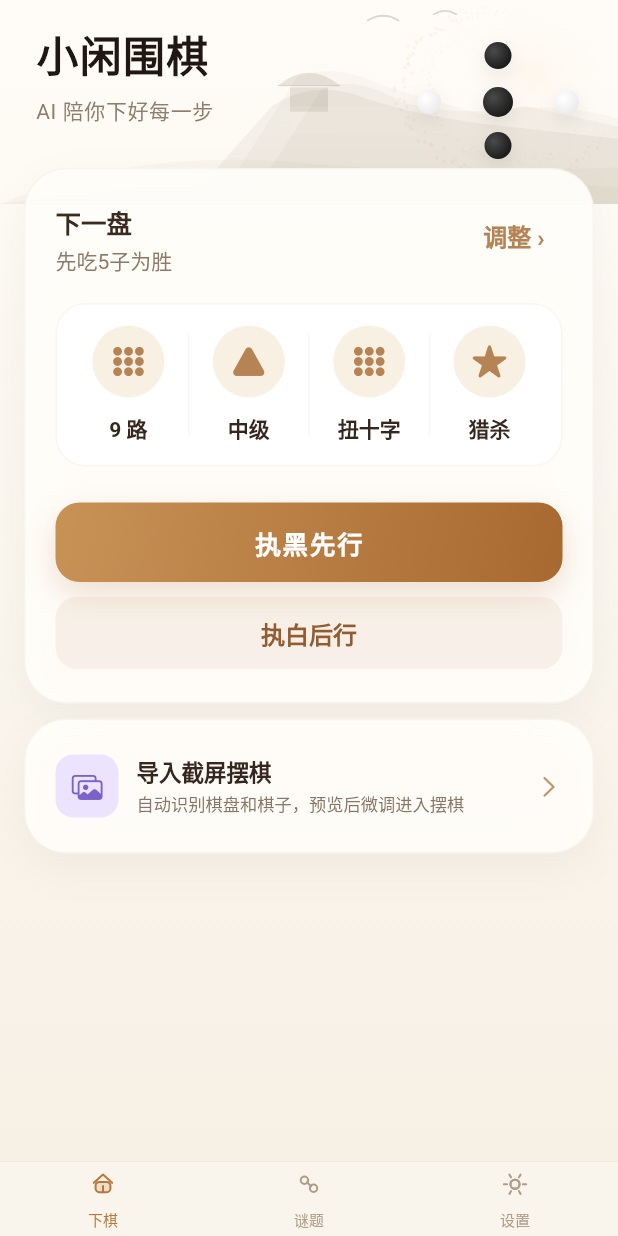
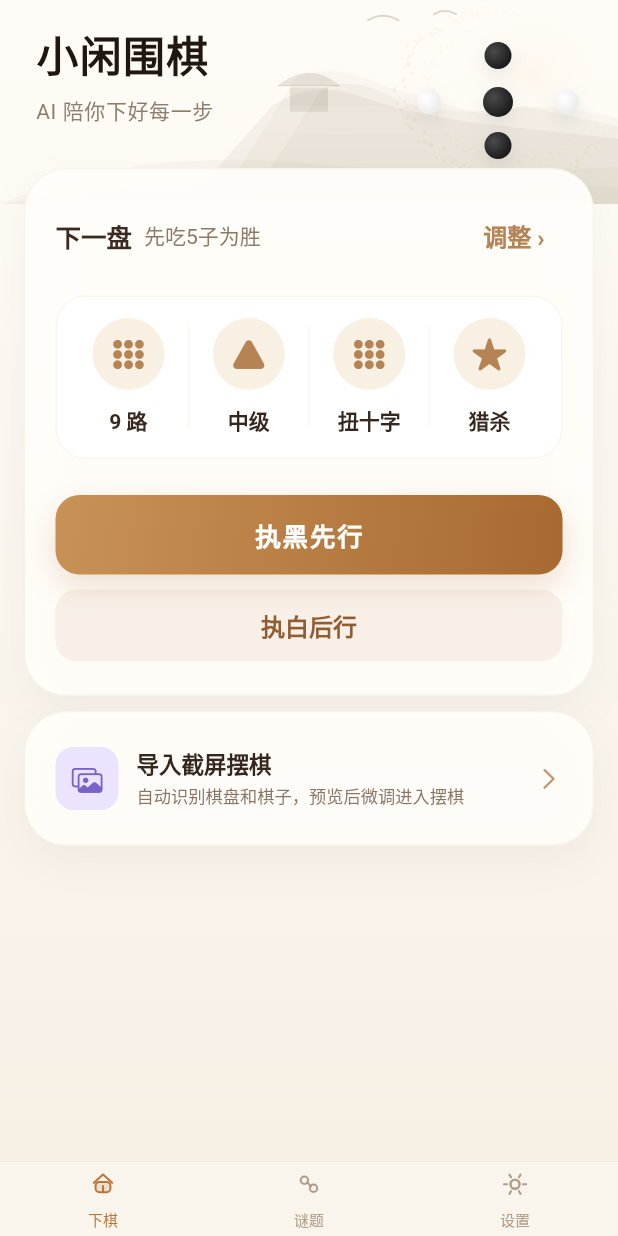
Before and after one commit to crazygo/go-puzzle, a Flutter app: the screen it shows after launch, on a phone screen of 412 x 824 dp. Run offline on Flutter 3.47's test engine with Material 3 defaults, Android fonts, the phone set to English and light mode, and no system bars; our stand-ins replace image_picker, shared_preferences.

Commit message:
move subtitle to same row as title in _PracticeHeader
Agent-Logs-Url: https://github.com/crazygo/go-puzzle/sessions/30f3d842-0daa-4c4e-9bb1-a66c9f864ba9

Co-authored-by: crazygo <9395888+crazygo@users.noreply.github.com>

```diff
--- a/lib/screens/capture_game_screen.dart
+++ b/lib/screens/capture_game_screen.dart
@@ -553,11 +553,7 @@ class _PracticeHeader extends StatelessWidget {
   @override
   Widget build(BuildContext context) {
     return Row(
-      crossAxisAlignment: CrossAxisAlignment.start,
-      children: [
-        Expanded(
-          child: Column(
-            crossAxisAlignment: CrossAxisAlignment.start,
+      crossAxisAlignment: CrossAxisAlignment.center,
       children: [
         Text(
           title,
@@ -567,7 +563,7 @@ class _PracticeHeader extends StatelessWidget {
             color: Color(0xFF3A2A1F),
           ),
         ),
-              const SizedBox(height: 3),
+        const SizedBox(width: 8),
         Text(
           subtitle,
           style: const TextStyle(
@@ -575,9 +571,7 @@ class _PracticeHeader extends StatelessWidget {
             color: Color(0xFF8C7966),
           ),
         ),
-            ],
-          ),
-        ),
+        const Spacer(),
         CupertinoButton(
           padding: const EdgeInsets.symmetric(horizontal: 12, vertical: 10),
           minimumSize: const Size(44, 44),
```
Lines whose indentation alone changed are shown as unchanged.
